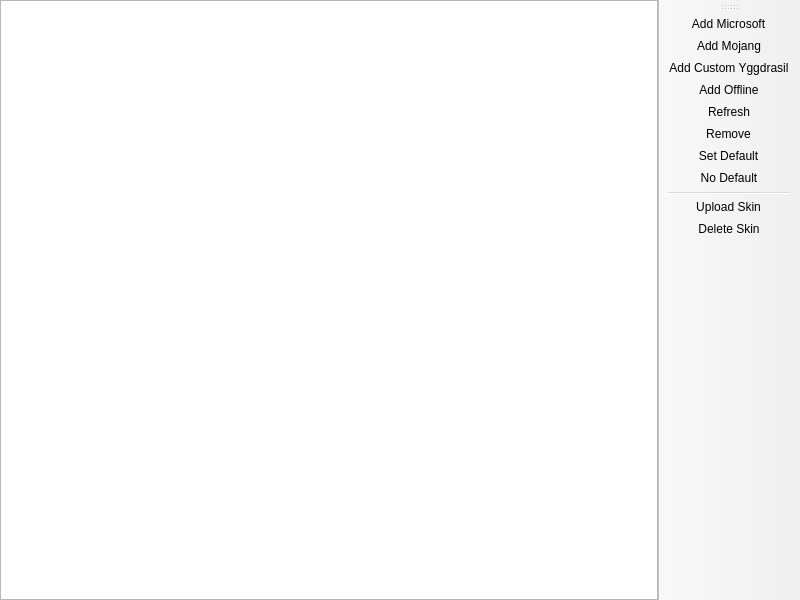
The window that launcher/ui/pages/global/AccountListPage.ui (PrismLauncher/PrismLauncher) describes before a commit, drawn with Qt 5.
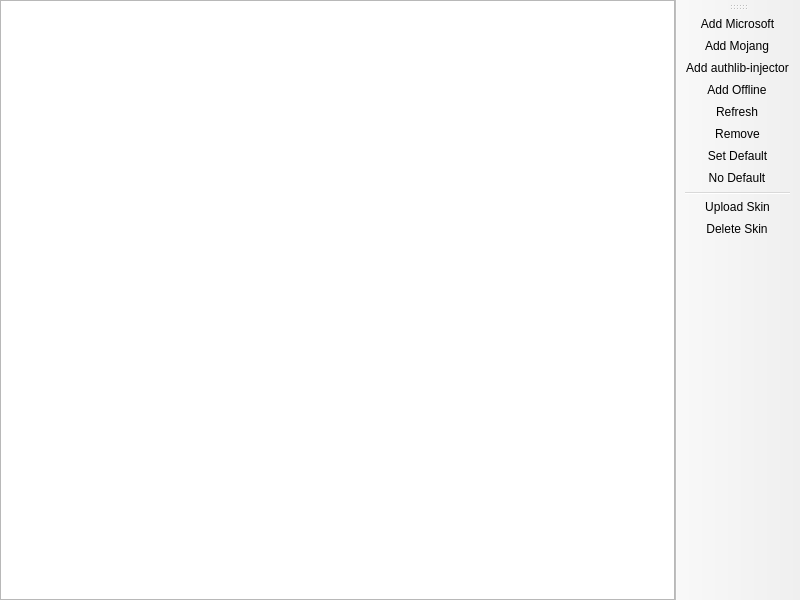
The same window after the commit. Custom widgets are drawn as their Qt base class.

Commit message: authlib-injector accounts

What changed in the file:
```diff
--- a/launcher/ui/pages/global/AccountListPage.ui
+++ b/launcher/ui/pages/global/AccountListPage.ui
@@ -54,7 +54,7 @@
    </attribute>
    <addaction name="actionAddMicrosoft"/>
    <addaction name="actionAddMojang"/>
-   <addaction name="actionAddCustomYggdrasil"/>
+   <addaction name="actionAddAuthlibInjector"/>
    <addaction name="actionAddOffline"/>
    <addaction name="actionRefresh"/>
    <addaction name="actionRemove"/>
@@ -69,9 +69,9 @@
     <string>Add &amp;Mojang</string>
    </property>
   </action>
-  <action name="actionAddCustomYggdrasil">
+  <action name="actionAddAuthlibInjector">
    <property name="text">
-    <string>Add &amp;Custom Yggdrasil</string>
+    <string>Add &amp;authlib-injector</string>
    </property>
   </action>
   <action name="actionRemove">
```
The commit also changes 15 other files.
